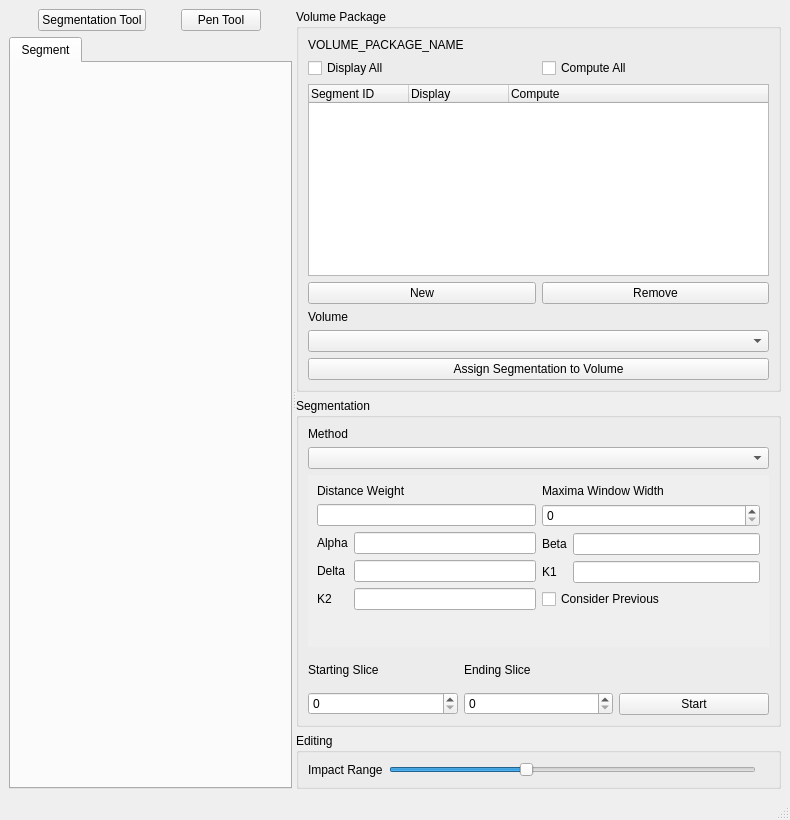
Old version of the form volume-cartographer/apps/VC/VCMain.ui in the repository SuperOptimizer/villa.
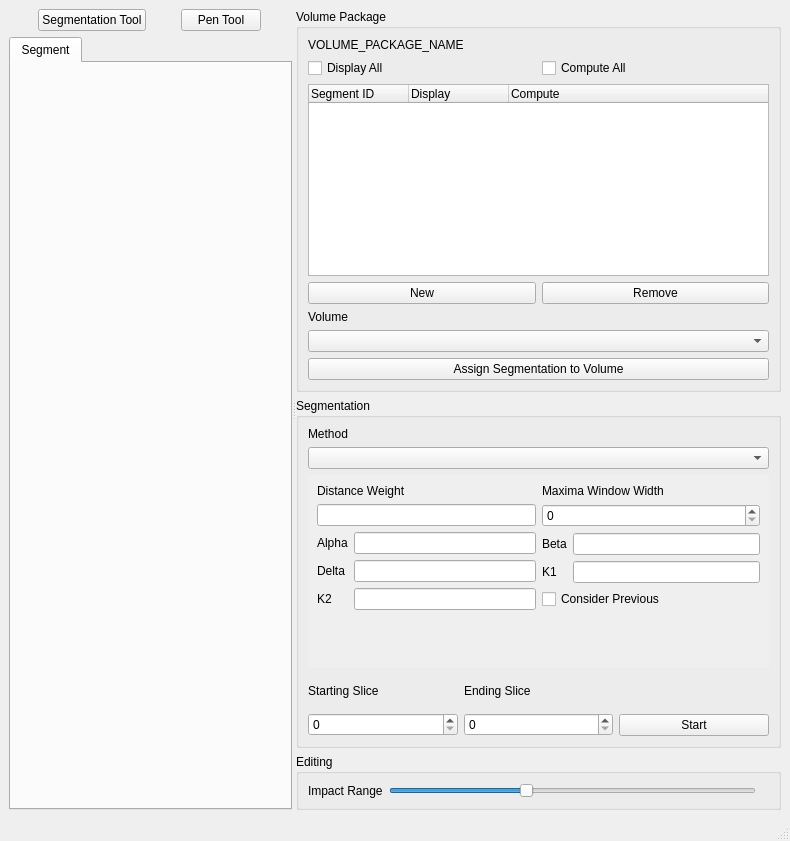
New version of the form.

```diff
--- a/volume-cartographer/apps/VC/VCMain.ui
+++ b/volume-cartographer/apps/VC/VCMain.ui
@@ -7,7 +7,7 @@
     <x>0</x>
     <y>0</y>
     <width>790</width>
-    <height>820</height>
+    <height>841</height>
    </rect>
   </property>
   <property name="sizePolicy">
@@ -29,6 +29,12 @@
    <layout class="QVBoxLayout" name="verticalLayout_10">
     <item>
      <widget class="QSplitter" name="splitter">
+      <property name="sizePolicy">
+       <sizepolicy hsizetype="Expanding" vsizetype="Preferred">
+        <horstretch>0</horstretch>
+        <verstretch>0</verstretch>
+       </sizepolicy>
+      </property>
       <property name="orientation">
        <enum>Qt::Horizontal</enum>
       </property>
@@ -270,8 +276,8 @@
                <rect>
                 <x>0</x>
                 <y>0</y>
-                <width>459</width>
-                <height>161</height>
+                <width>440</width>
+                <height>160</height>
                </rect>
               </property>
               <property name="layoutDirection">
```
Left out of the diff: 15 changed lines with no effect on the pictures.
